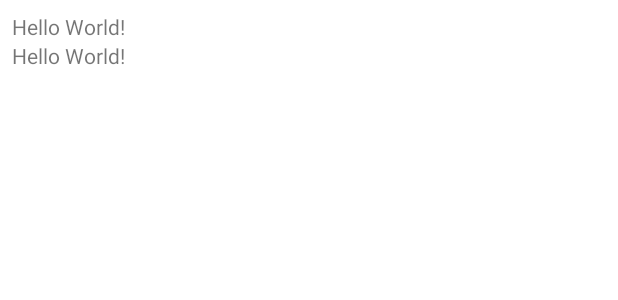
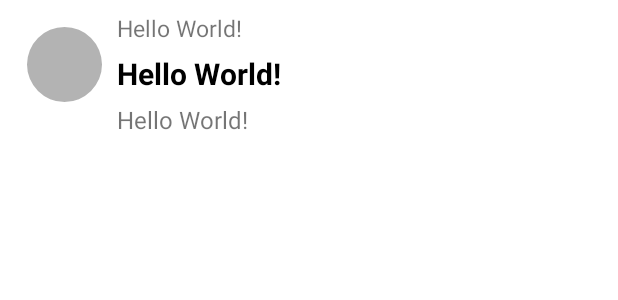
Before and after one commit to AhmadAyyaz1993/MVP-sample-TDD, an Android app: the layout item_repo.xml on its own in the app's theme, with its tools: preview values and no code run, on a phone screen of 412 x 824 dp. Shown: the top 300 px of the screen. Run offline under Robolectric (Android 15) with nearby library versions, the phone set to English and light mode, and no system bars.

Commit message:
setup recyclerview with images loading

```diff
--- a/app/build.gradle
+++ b/app/build.gradle
@@ -100,4 +100,6 @@ dependencies {
     testImplementation "androidx.arch.core:core-testing:2.1.0"
 
     implementation 'com.facebook.shimmer:shimmer:0.5.0'
+    implementation 'com.github.bumptech.glide:glide:4.14.2'
+    annotationProcessor 'com.github.bumptech.glide:compiler:4.14.2'
 }
--- a/app/src/main/java/evonative/app/com/sadapaytest/data/model/Repo.kt
+++ b/app/src/main/java/evonative/app/com/sadapaytest/data/model/Repo.kt
@@ -12,5 +12,7 @@ data class Repo(
     @SerializedName("stargazers_count")
     val stargazersCount: Int,
     @SerializedName("owner")
-    val owner: RepoOwner
+    val owner: RepoOwner,
+    @SerializedName("description")
+    val description: String
 )
--- a/app/src/main/res/layout/item_repo.xml
+++ b/app/src/main/res/layout/item_repo.xml
@@ -1,16 +1,48 @@
 <?xml version="1.0" encoding="utf-8"?>
 <LinearLayout xmlns:android="http://schemas.android.com/apk/res/android"
+    xmlns:app="http://schemas.android.com/apk/res-auto"
     xmlns:tools="http://schemas.android.com/tools"
     android:layout_width="match_parent"
     android:layout_height="wrap_content"
-    android:orientation="vertical"
+    android:orientation="horizontal"
     android:padding="8dp">
 
+    <com.google.android.material.imageview.ShapeableImageView
+        android:id="@+id/profileImage"
+        android:layout_width="50dp"
+        android:layout_height="50dp"
+        android:layout_gravity="top"
+        android:layout_marginStart="10dp"
+        android:layout_marginTop="10dp"
+        app:shapeAppearanceOverlay="@style/circleImageView"
+        android:background="#B3B3B3" />
+
+    <LinearLayout
+        android:layout_width="match_parent"
+        android:layout_height="wrap_content"
+        android:orientation="vertical"
+        android:gravity="center_vertical"
+        android:paddingLeft="10dp"
+        >
 
         <TextView
-        android:id="@+id/title"
+            android:id="@+id/ownerName"
             android:layout_width="wrap_content"
             android:layout_height="wrap_content"
+            android:textSize="15dp"
+
+            android:layout_marginBottom="6dp"
+            android:text="Hello World!"
+            />
+
+        <TextView
+            android:id="@+id/repoName"
+            android:layout_width="wrap_content"
+            android:layout_height="wrap_content"
+            android:textSize="20dp"
+            android:textColor="@android:color/background_dark"
+            android:textStyle="bold"
+            android:layout_marginBottom="6dp"
             android:text="Hello World!"
             />
 
@@ -19,7 +51,9 @@
             android:id="@+id/description"
             android:layout_width="wrap_content"
             android:layout_height="wrap_content"
+            android:textSize="16dp"
+            android:lines="2"
             android:text="Hello World!"
             />
-
     </LinearLayout>
+</LinearLayout>
```
Also changed, not shown: app/src/main/java/evonative/app/com/sadapaytest/ui/ReposAdapter.kt (+5 -2 lines), app/src/main/res/layout/shimmer_layout.xml (+5 -5 lines). Lines whose indentation alone changed are shown as unchanged.
